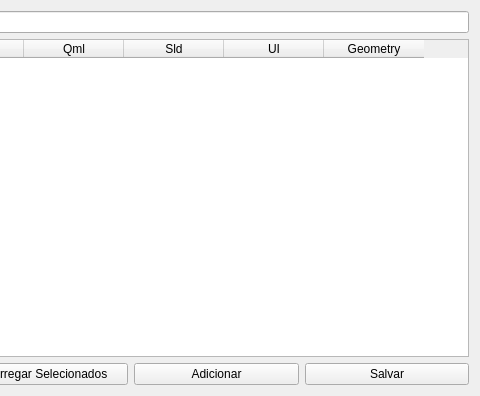
dsgoficial/SAP_Gerente, file uis/managementStyles.ui: the form before one commit; both pictures show x 388 to 868 and y 0 to 396 of the 868 by 396 pixel window.
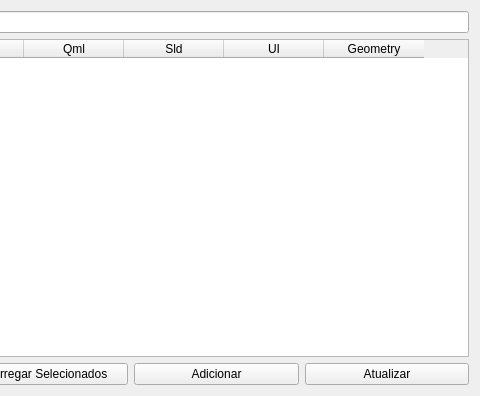
The form after the commit.

What changed in the file:
```diff
--- a/uis/managementStyles.ui
+++ b/uis/managementStyles.ui
@@ -98,7 +98,7 @@
      <item>
       <widget class="QPushButton" name="saveBtn">
        <property name="text">
-        <string>Salvar</string>
+        <string>Atualizar</string>
        </property>
       </widget>
      </item>
```
